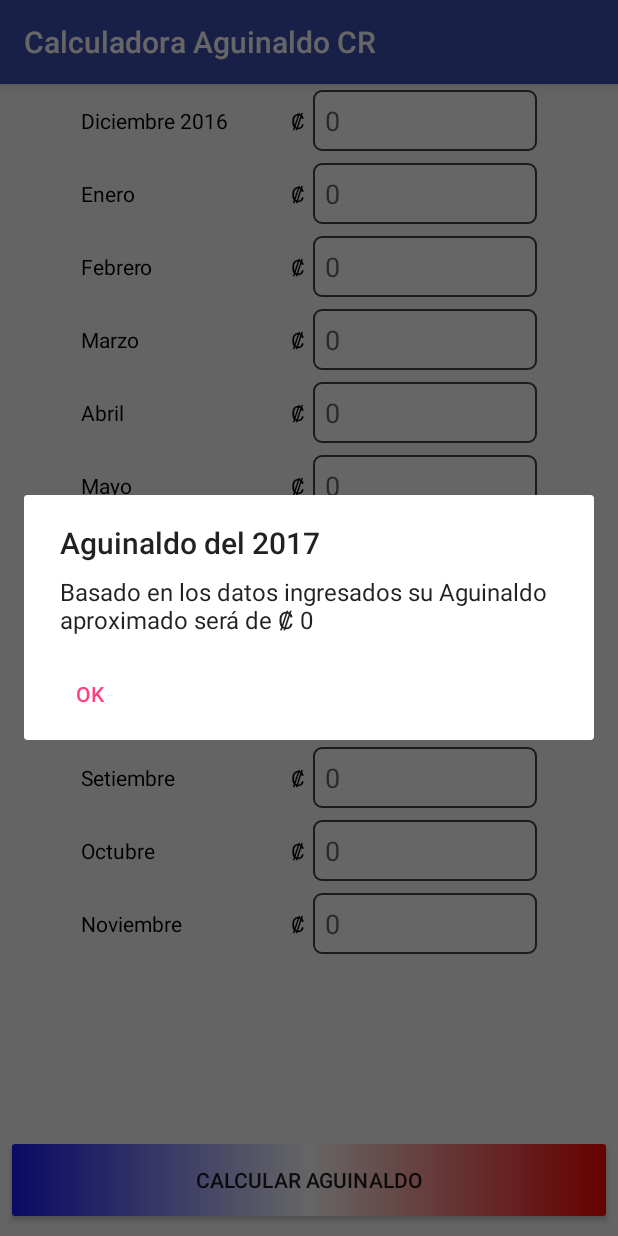
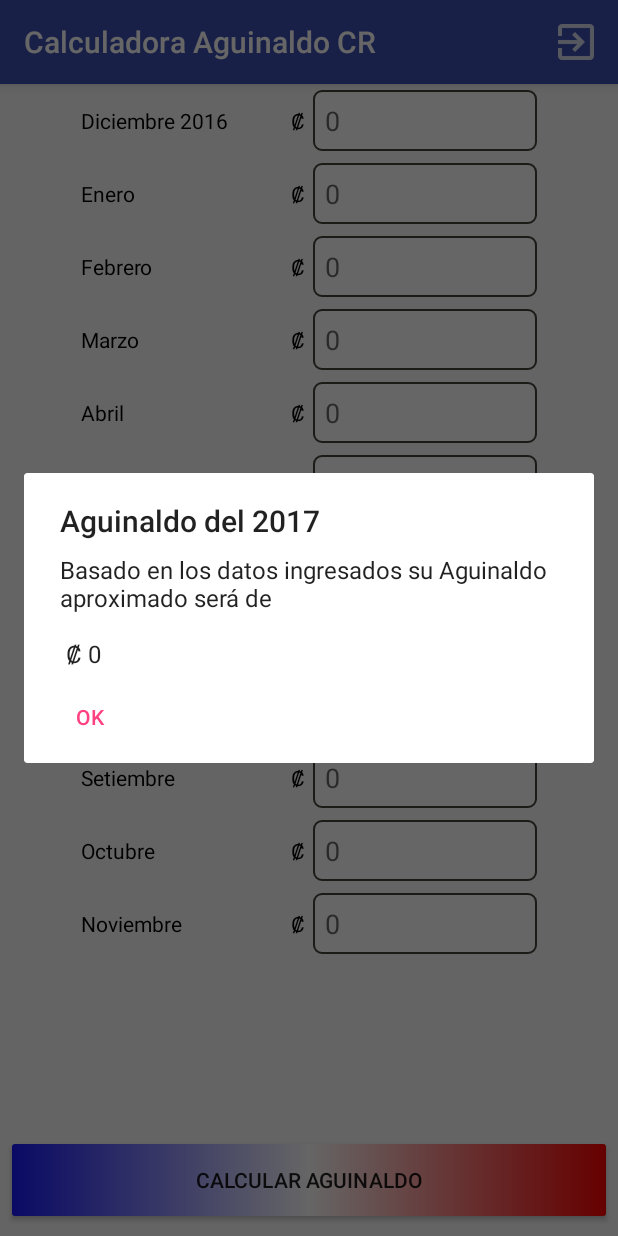
Before and after one commit to eusan91/AguinaldoCR, an Android app: the screen it shows after launch (MainActivity), after a tap on "CALCULAR AGUINALDO", on a phone screen of 412 x 824 dp. Run offline under Robolectric (Android 15) with nearby library versions, the phone set to English and light mode, and no system bars.

Commit message:
se crea menu de salir

```diff
--- a/app/src/main/java/com/santamaria/aguinaldocr/MainActivity.kt
+++ b/app/src/main/java/com/santamaria/aguinaldocr/MainActivity.kt
@@ -6,7 +6,10 @@ import android.os.Bundle
 import android.os.Message
 import android.os.PersistableBundle
 import android.support.v7.app.AlertDialog
+import android.view.Menu
+import android.view.MenuItem
 import android.view.View
+import android.view.Window
 import android.widget.ListView
 import android.widget.Toast
 import java.text.DecimalFormat
@@ -57,7 +60,7 @@ class MainActivity : AppCompatActivity() {
 
     }
 
-    fun LoadList () {
+    private fun LoadList () {
 
         monthList.add(Month("Diciembre "+ (year-1)))
         monthList.add(Month("Enero"))
@@ -79,15 +82,50 @@ class MainActivity : AppCompatActivity() {
         outState?.putParcelableArrayList("array",monthList)
     }
 
-    fun alertDialogResult(aguinaldo : Double) {
+    private fun alertDialogResult(aguinaldo : Double) {
 
         val dialog : AlertDialog = AlertDialog.Builder(this@MainActivity).create()
 
         dialog.setTitle("Aguinaldo del "+ year)
-        dialog.setMessage("Basado en los datos ingresados su Aguinaldo aproximado será de ₡ "+ df.format(aguinaldo))
+        dialog.setMessage("Basado en los datos ingresados su Aguinaldo aproximado será de \n\n ₡ "+ df.format(aguinaldo))
         dialog.setButton(AlertDialog.BUTTON_NEUTRAL, "OK", DialogInterface.OnClickListener { dialogInterface, i ->  })
 
         dialog.show()
 
     }
+
+    override fun onCreateOptionsMenu(menu: Menu?): Boolean {
+
+        menuInflater.inflate(R.menu.exit_menu, menu)
+
+        return super.onCreateOptionsMenu(menu)
+    }
+
+
+    override fun onOptionsItemSelected(item: MenuItem?): Boolean {
+
+        when (item?.itemId) {
+
+            R.id.exit_menu_item -> alertExitMessage()
+
+        }
+        return super.onOptionsItemSelected(item)
+    }
+
+
+    private fun alertExitMessage() : Unit {
+
+        val alert = AlertDialog.Builder(this).create()
+
+        alert.setTitle("¿Salir?")
+        alert.setMessage("¿Seguro que desea cerrar la aplicación?")
+        alert.setButton(AlertDialog.BUTTON_POSITIVE, "Si", DialogInterface.OnClickListener { dialogInterface, i ->
+            this.finish()
+        })
+        alert.setButton(AlertDialog.BUTTON_NEGATIVE, "No", DialogInterface.OnClickListener { dialogInterface, i -> })
+
+        alert.show()
+
+
+    }
 }
--- /dev/null
+++ b/app/src/main/res/menu/exit_menu.xml
@@ -0,0 +1,10 @@
+<?xml version="1.0" encoding="utf-8"?>
+<menu xmlns:android="http://schemas.android.com/apk/res/android"
+    xmlns:app="http://schemas.android.com/apk/res-auto">
+
+    <item
+        android:id="@+id/exit_menu_item"
+        android:icon="@drawable/ic_exit_menu"
+        android:title="Salir de aplicación"
+        app:showAsAction="always"/>
+</menu>
```
Also changed, not shown: app/src/main/res/drawable-hdpi/ic_exit_menu.png (added), app/src/main/res/drawable-mdpi/ic_exit_menu.png (added), app/src/main/res/drawable-xhdpi/ic_exit_menu.png (added), app/src/main/res/drawable-xxhdpi/ic_exit_menu.png (added).
